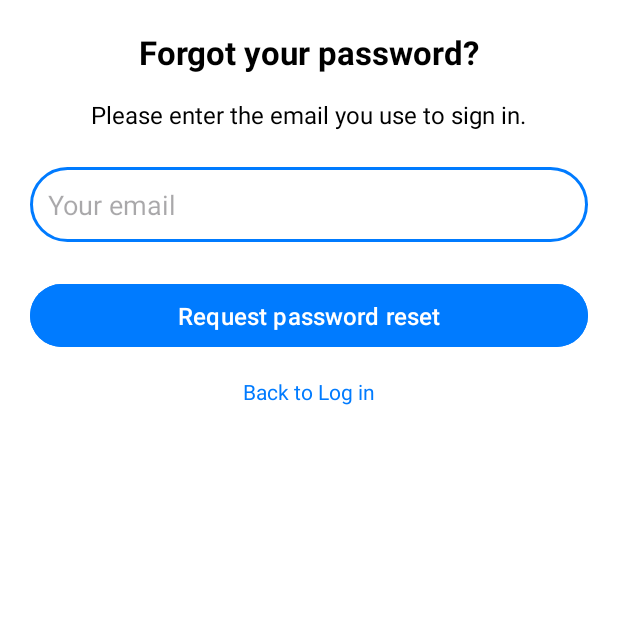
After one commit to valtrinacacaj/MedicalApplication_PaisjeMobile, an Android app: the ForgotPasswordActivity screen opened directly, with no data from a screen before it, on a phone screen of 412 x 824 dp, the top half of it. The commit adds this screen. Run offline under Robolectric (Android 15) with nearby library versions, the phone set to English and light mode, and no system bars; libraries missing offline, so code that uses them is left out: javax.mail, javax.mail.internet.

Commit message:
forgot password

```diff
--- a/app/build.gradle.kts
+++ b/app/build.gradle.kts
@@ -14,6 +14,11 @@ android {
         versionName = "1.0"
 
         testInstrumentationRunner = "androidx.test.runner.AndroidJUnitRunner"
+    }
+    packagingOptions {
+        exclude ("META-INF/NOTICE.md")
+        exclude ("META-INF/LICENSE.md")
+        exclude ("META-INF/LICENSE")
     }
 
     buildTypes {
--- a/app/src/main/AndroidManifest.xml
+++ b/app/src/main/AndroidManifest.xml
@@ -23,6 +23,7 @@
                 <category android:name="android.intent.category.LAUNCHER" />
             </intent-filter>
         </activity>
+        <activity android:name=".ForgotPasswordActivity" />
 
         <activity
             android:name=".SignUpActivity"
--- /dev/null
+++ b/app/src/main/java/com/fiek/medicalapplication_paisjemobile/ForgotPasswordActivity.java
@@ -0,0 +1,85 @@
+package com.fiek.medicalapplication_paisjemobile;
+
+import android.os.Bundle;
+import android.widget.EditText;
+import android.widget.Button;
+import android.widget.TextView;
+import android.widget.Toast;
+import android.content.Intent;
+
+import androidx.appcompat.app.AppCompatActivity;
+import javax.mail.*;
+import javax.mail.internet.*;
+import java.util.Properties;
+
+public class ForgotPasswordActivity extends AppCompatActivity {
+
+    private EditText emailInput;
+    private Button requestPasswordResetButton;
+    private TextView backToSignInText;
+
+    @Override
+    protected void onCreate(Bundle savedInstanceState) {
+        super.onCreate(savedInstanceState);
+        setContentView(R.layout.activity_forgot_password);
+
+        emailInput = findViewById(R.id.emailInput);
+        requestPasswordResetButton = findViewById(R.id.requestPasswordResetButton);
+        backToSignInText = findViewById(R.id.backToSignInText);
+
+        // Butoni për të dërguar kërkesën
+        requestPasswordResetButton.setOnClickListener(v -> {
+            String email = emailInput.getText().toString().trim();
+            if (email.isEmpty()) {
+                emailInput.setError("Please enter your email");
+                return;
+            }
+            // Dërgo kërkesën për resetimin e fjalëkalimit
+            sendPasswordResetRequest(email);
+        });
+
+        // Link për t'u kthyer në LogInActivity
+        backToSignInText.setOnClickListener(v -> {
+            Intent intent = new Intent(ForgotPasswordActivity.this, LogInActivity.class);
+            startActivity(intent);
+            finish();
+        });
+    }
+
+    private void sendPasswordResetRequest(String email) {
+        final String username = "luragashi4@gmail.com"; // Adresa juaj e emailit
+        final String password = ""; // Fjalëkalimi i emailit tuaj
+
+        // Parametrat e serverit SMTP të Gmail
+        Properties props = new Properties();
+        props.put("mail.smtp.host", "smtp.gmail.com");
+        props.put("mail.smtp.socketFactory.port", "465");
+        props.put("mail.smtp.socketFactory.class", "javax.net.ssl.SSLSocketFactory");
+        props.put("mail.smtp.auth", "true");
+        props.put("mail.smtp.port", "465");
+
+        Session session = Session.getDefaultInstance(props, new javax.mail.Authenticator() {
+            protected PasswordAuthentication getPasswordAuthentication() {
+                return new PasswordAuthentication(username, password);
+            }
+        });
+
+        try {
+            // Krijimi i emailit dhe dërgimi
+            MimeMessage message = new MimeMessage(session);
+            message.setFrom(new InternetAddress(username));
+            message.addRecipient(Message.RecipientType.TO, new InternetAddress(email));
+            message.setSubject("Password Reset Request");
+            message.setText("Click the following link to reset your password: https://your-reset-link.com");
+
+            // Dërgo emailin
+            Transport.send(message);
+
+            // Shfaq mesazh sukses
+            Toast.makeText(this, "Password reset link sent to " + email, Toast.LENGTH_SHORT).show();
+        } catch (MessagingException e) {
+            e.printStackTrace();
+            Toast.makeText(this, "Failed to send reset email.", Toast.LENGTH_SHORT).show();
+        }
+    }
+}
--- /dev/null
+++ b/app/src/main/res/layout/activity_forgot_password.xml
@@ -0,0 +1,66 @@
+<?xml version="1.0" encoding="utf-8"?>
+<androidx.constraintlayout.widget.ConstraintLayout xmlns:android="http://schemas.android.com/apk/res/android"
+             android:layout_width="match_parent"
+             android:layout_height="match_parent">
+
+    <LinearLayout xmlns:android="http://schemas.android.com/apk/res/android"
+        android:layout_width="match_parent"
+        android:layout_height="match_parent"
+        android:orientation="vertical"
+        android:padding="20dp"
+        android:background="@color/white">
+
+        <!-- Teksti kryesor -->
+        <TextView
+            android:layout_width="wrap_content"
+            android:layout_height="wrap_content"
+            android:text="Forgot your password?"
+            android:textColor="@color/black"
+            android:textSize="22sp"
+            android:textStyle="bold"
+            android:layout_gravity="center"
+            android:layout_marginBottom="16dp" />
+
+        <!-- Teksti udhëzues -->
+        <TextView
+            android:layout_width="wrap_content"
+            android:layout_height="wrap_content"
+            android:text="Please enter the email you use to sign in."
+            android:textColor="@color/black"
+            android:textSize="16sp"
+            android:layout_gravity="center"
+            android:layout_marginBottom="24dp" />
+
+        <!-- Input për email-in -->
+        <EditText
+            android:id="@+id/emailInput"
+            android:layout_width="match_parent"
+            android:layout_height="50dp"
+            android:hint="Your email"
+            android:inputType="textEmailAddress"
+            android:background="@drawable/blue_border"
+            android:padding="12dp"
+            android:layout_marginBottom="24dp" />
+
+        <!-- Butoni për kërkesën e fjalëkalimit -->
+        <Button
+            android:id="@+id/requestPasswordResetButton"
+            android:layout_width="match_parent"
+            android:layout_height="50dp"
+            android:backgroundTint="@color/blue"
+            android:text="Request password reset"
+            android:textColor="@color/white"
+            android:textSize="16sp"
+            android:layout_marginBottom="16dp" />
+
+        <!-- Link për t'u kthyer tek hyrja -->
+        <TextView
+            android:id="@+id/backToSignInText"
+            android:layout_width="wrap_content"
+            android:layout_height="wrap_content"
+            android:text="Back to Log in"
+            android:textColor="@color/blue"
+            android:textSize="14sp"
+            android:layout_gravity="center" />
+    </LinearLayout>
+</androidx.constraintlayout.widget.ConstraintLayout>
```
Also changed, not shown: app/src/main/java/com/fiek/medicalapplication_paisjemobile/LogInActivity.java (+7 -0 lines), app/src/main/res/layout/activity_log_in.xml (+17 -3 lines).
